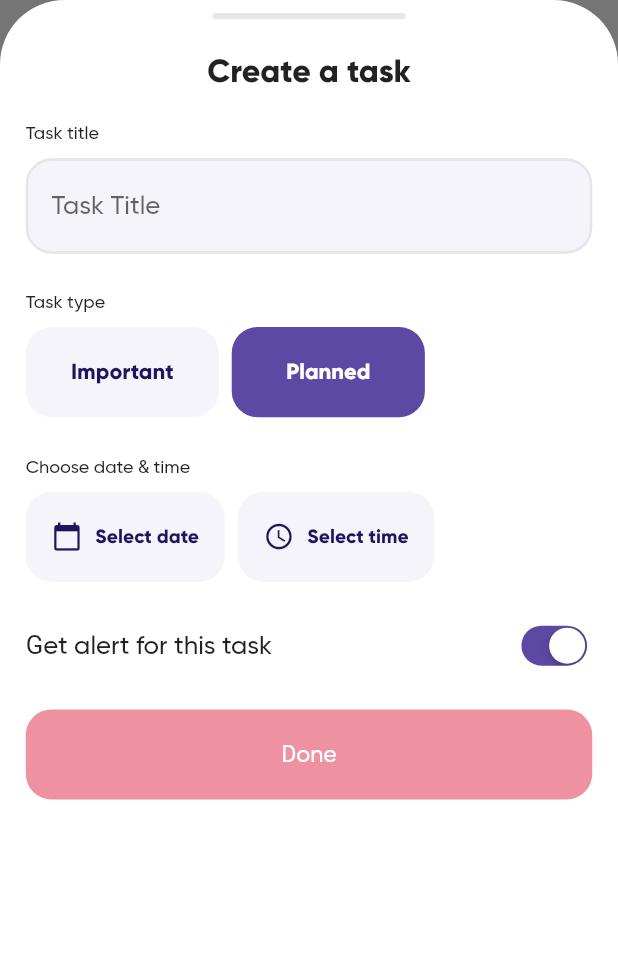
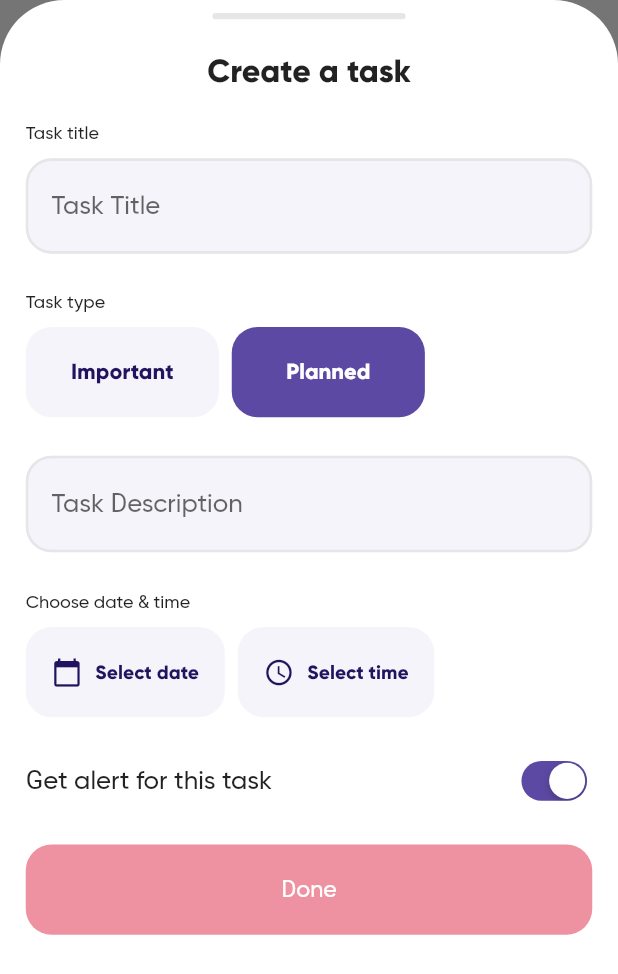
Before and after one commit to anohene1/schedo, a Flutter app: the AddTaskScreen widget shown alone on an empty page, opened directly, after a tap on "Planned", on a phone screen of 412 x 824 dp. Shown: the top 974 px of the screen. Run offline on Flutter 3.47's test engine with Material 2 defaults, Android fonts, the phone set to English and light mode, and no system bars; our stand-ins replace awesome_notifications, cloud_firestore, device_info, firebase_auth, firebase_core, google_sign_in and 2 more; missing offline and left inert: day_night_time_picker, flutter_facebook_auth, flutter_twitter_login; accounts and stored records are empty; network calls fail.

Commit message:
task arrangement complete. Notification incomplete

```diff
--- a/lib/model/firestore_service.dart
+++ b/lib/model/firestore_service.dart
@@ -21,6 +21,7 @@ class FirestoreService with ChangeNotifier {
   Future<void> addTask(Task task) {
       return users.add({
         'title': task.title,
+        'description': task.description,
         'type': task.type,
         'start_time': task.startTime,
         'end_time': task.endTime,
@@ -37,4 +38,8 @@ class FirestoreService with ChangeNotifier {
       });
   }
 
+  Future<void> updateTask(bool isCompleted, String id) {
+    return users.doc(id).update({'is_completed': isCompleted});
+  }
+
 }
--- a/lib/model/task.dart
+++ b/lib/model/task.dart
@@ -2,6 +2,7 @@ import 'package:flutter/material.dart';
 
 class Task {
   final String title;
+  final String description;
   final String type;
   final DateTime startTime;
   final DateTime endTime;
@@ -12,6 +13,7 @@ class Task {
 
   Task({
     this.title,
+    this.description,
     this.type,
     this.startTime,
     this.endTime,
@@ -21,7 +23,7 @@ class Task {
     this.isCompleted = false,
   });
 
-  void toggleCompleted () {
+  void toggleCompleted() {
     isCompleted = !isCompleted;
   }
 
--- a/lib/view/components/components.dart
+++ b/lib/view/components/components.dart
@@ -5,3 +5,5 @@ export "category_button.dart";
 export 'task_widget.dart';
 export 'error_dialog.dart';
 export 'calendar_timeline.dart';
+export 'checkable_task_widget.dart';
+export 'list_heading.dart';
--- a/lib/view/screens/add_task_screen.dart
+++ b/lib/view/screens/add_task_screen.dart
@@ -1,5 +1,6 @@
 import 'dart:io';
 
+import 'package:awesome_notifications/awesome_notifications.dart';
 import 'package:day_night_time_picker/lib/daynight_timepicker.dart';
 import 'package:flutter/cupertino.dart';
 import 'package:flutter/material.dart';
@@ -27,16 +28,23 @@ class TaskType extends ChangeNotifier {
 }
 
 TextEditingController taskTitleController = TextEditingController();
+TextEditingController taskDescriptionController = TextEditingController();
 
 String title;
+String description;
 DateTime selectedDate;
 TimeOfDay startTime;
 TimeOfDay endTime;
 bool getAlert = true;
 String taskType;
 
-class AddTaskScreen extends StatelessWidget {
+class AddTaskScreen extends StatefulWidget {
 
+  @override
+  _AddTaskScreenState createState() => _AddTaskScreenState();
+}
+
+class _AddTaskScreenState extends State<AddTaskScreen> {
   @override
   Widget build(BuildContext context) {
     return Container(
@@ -132,7 +140,9 @@ class AddTaskScreen extends StatelessWidget {
                               onTap: () {
                                 tTypes.deselectAllButtons();
                                 tTypes.setSelected(tTypes.taskTypes[index]);
-                                taskType = tTypes.taskTypes[index].title;
+                                setState(() {
+                                  taskType = tTypes.taskTypes[index].title;
+                                });
                               },
                             );
                           },
@@ -142,6 +152,43 @@ class AddTaskScreen extends StatelessWidget {
                   )
                 ],
             ),
+            VerticalSpacing(30),
+            taskType == 'Planned' ? TextField(
+              minLines: 1,
+              maxLines: 5,
+              style: TextStyle(
+                  fontSize: 20
+              ),
+              controller: taskDescriptionController,
+              onEditingComplete: () {
+                FocusScope.of(context).unfocus();
+              },
+              onChanged: (value) {
+                description = value;
+              },
+              decoration: InputDecoration(
+                hintText: 'Task Description',
+                filled: true,
+                fillColor: Theme.of(context).buttonColor,
+                contentPadding: EdgeInsets.symmetric(horizontal: 20, vertical: 25),
+                border: OutlineInputBorder(
+                  borderSide: BorderSide(
+                      color: Theme.of(context).brightness == Brightness.dark
+                          ? Color(0xFF4B4B4B)
+                          : Color(0xFFE5E6E8),
+                      width: 2),
+                  borderRadius: BorderRadius.circular(20),
+                ),
+                enabledBorder: OutlineInputBorder(
+                  borderSide: BorderSide(
+                      color: Theme.of(context).brightness == Brightness.dark
+                          ? Color(0xFF4B4B4B)
+                          : Color(0xFFE5E6E8),
+                      width: 2),
+                  borderRadius: BorderRadius.circular(20),
+                ),
+              ),
+            ) : SizedBox.shrink(),
             VerticalSpacing(30),
             Column(
               crossAxisAlignment: CrossAxisAlignment.start,
@@ -313,7 +360,9 @@ class AddTaskScreen extends StatelessWidget {
                   activeColor: Theme.of(context).primaryColor,
                   value: getAlert,
                   onChanged: (value) {
-                    getAlert = value;
+                    setState(() {
+                      getAlert = value;
+                    });
                   },
                 )
               ],
@@ -332,6 +381,7 @@ class AddTaskScreen extends StatelessWidget {
                   Provider.of<FirestoreService>(context, listen: false).addTask(
                       Task(
                         title: title,
+                        description: description,
                         type: taskType,
                         date: selectedDate,
                         startTime: DateTime(selectedDate.year, selectedDate.month, selectedDate.day, startTime.hour, startTime.minute),
@@ -342,6 +392,15 @@ class AddTaskScreen extends StatelessWidget {
                   }).catchError((e){
                     print(e);
                   });
+
+                  AwesomeNotifications().createNotification(
+                      content: NotificationContent(
+                          id: 1,
+                          channelKey: 'basic_channel',
+                          title: 'Task Added!',
+                          body: 'You will be notified later.'
+                      )
+                  );
 
                   // Resets the add task form
                   Navigator.pop(context);
--- a/pubspec.yaml
+++ b/pubspec.yaml
@@ -45,6 +45,7 @@ dependencies:
   intl: ^0.16.1
   collection: ^1.15.0
   scrollable_positioned_list: ^0.2.2
+  awesome_notifications:
 
 dev_dependencies:
   flutter_test:
```
Also changed, not shown: lib/main.dart (+9 -0 lines), lib/view/components/checkable_task_widget.dart (added, +116 -0 lines), lib/view/components/list_heading.dart (added, +22 -0 lines), lib/view/screens/home.dart (+11 -11 lines), lib/view/screens/important.dart (+2 -7 lines), lib/view/screens/my_day.dart (+33 -10 lines), lib/view/screens/planned.dart (+43 -11 lines), assets/images/notification_icon.png (added), lib/model/notification_service.dart (added), pubspec.lock, 1 other file. Lines whose indentation alone changed are shown as unchanged.
